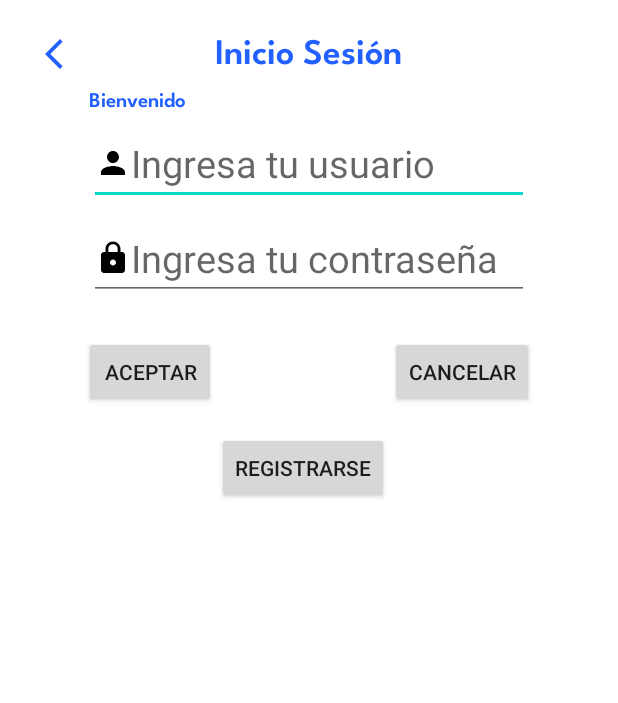
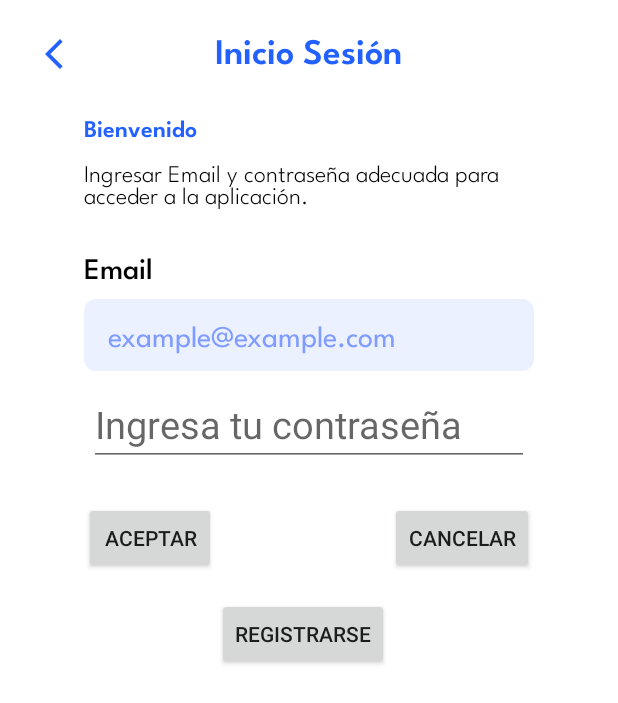
Before and after one commit to DavidBarragann/Pillware, an Android app built with Jetpack Compose: the screen it shows after launch (LoginActivity), on a phone screen of 412 x 824 dp. Shown: the top 703 px of the screen. Run offline under Robolectric (Android 15) with nearby library versions, the phone set to English and light mode, and no system bars; our stand-ins replace Firebase (no records; nobody signed in at launch, a user with empty details on screens opened directly).

Commit message:
cambios interfaz login

```diff
--- /dev/null
+++ b/app/src/main/res/drawable/containertext.xml
@@ -0,0 +1,10 @@
+<?xml version="1.0" encoding="utf-8"?>
+<selector xmlns:android="http://schemas.android.com/apk/res/android">
+    <item>
+        <shape android:shape="rectangle">
+            <solid android:color="@color/lightpurple"/> <!-- Color de fondo, puedes cambiarlo -->
+            <corners android:radius="8dp"/> <!-- Radio de los bordes redondeados -->
+            <padding android:left="16dp" android:right="16dp" android:top="8dp" android:bottom="8dp"/>
+        </shape>
+    </item>
+</selector>
--- a/app/src/main/res/layout/activity_login.xml
+++ b/app/src/main/res/layout/activity_login.xml
@@ -37,33 +37,62 @@
         android:id="@+id/bienvenido"
         android:layout_width="wrap_content"
         android:layout_height="wrap_content"
+        android:layout_marginTop="24dp"
+        android:textSize="16sp"
+        android:fontFamily="@font/leaguespartansemibold"
         android:text="Bienvenido"
-        android:fontFamily="@font/leaguespartansemibold"
         android:textColor="@color/azulSP"
-        app:layout_constraintBottom_toTopOf="@+id/usuario"
         app:layout_constraintStart_toStartOf="@+id/usuario"
         app:layout_constraintTop_toBottomOf="@+id/titulo" />
 
+    <TextView
+        android:id="@+id/textocontrasena"
+        android:layout_width="wrap_content"
+        android:layout_height="wrap_content"
+        android:maxWidth="300dp"
+        android:layout_marginTop="8dp"
+        android:fontFamily="@font/leaguespartanlight"
+        android:textSize="16sp"
+        android:textColor="@color/text"
+        android:maxLines="4"
+        android:text="Ingresar Email y contraseña adecuada para acceder a la aplicación."
+        app:layout_constraintStart_toStartOf="@+id/usuario"
+        app:layout_constraintEnd_toEndOf="@+id/usuario"
+        app:layout_constraintTop_toBottomOf="@+id/bienvenido" />
+
+    <TextView
+        android:id="@+id/emailtit"
+        android:layout_width="wrap_content"
+        android:layout_height="wrap_content"
+        android:layout_marginTop="24dp"
+        android:fontFamily="@font/leaguespartanmedium"
+        android:text="Email"
+        android:textColor="@color/text"
+        android:textSize="20sp"
+        app:layout_constraintStart_toStartOf="@+id/bienvenido"
+        app:layout_constraintTop_toBottomOf="@+id/textocontrasena" />
+
     <EditText
         android:id="@+id/usuario"
-        android:layout_width="wrap_content"
-        android:layout_height="wrap_content"
-        android:layout_marginTop="32dp"
-        android:textSize="25sp"
-        android:drawableStart="@drawable/baseline_person_24"
+        android:layout_width="300sp"
+        android:layout_height="48sp"
+        android:layout_marginTop="8dp"
+        android:background="@drawable/containertext"
         android:ems="10"
+        android:fontFamily="@font/leaguespartanregular"
+        android:hint="example@example.com"
         android:inputType="textEmailAddress"
+        android:textColorHint="@color/lightpurpletext"
+        android:textSize="20sp"
         app:layout_constraintEnd_toEndOf="parent"
         app:layout_constraintStart_toStartOf="parent"
-        app:layout_constraintTop_toBottomOf="@+id/titulo"
-        android:hint="Ingresa tu usuario" />
+        app:layout_constraintTop_toBottomOf="@+id/emailtit" />
 
     <EditText
         android:id="@+id/pass"
         android:layout_width="wrap_content"
         android:layout_height="wrap_content"
         android:layout_marginTop="8dp"
-        android:drawableStart="@drawable/baseline_lock_24"
         android:ems="10"
         android:hint="Ingresa tu contraseña"
         android:inputType="textPassword"
--- a/app/src/main/res/values/colors.xml
+++ b/app/src/main/res/values/colors.xml
@@ -5,7 +5,9 @@
     <color name="purple_700">#FF3700B3</color>
     <color name="teal_200">#FF03DAC5</color>
     <color name="teal_700">#FF018786</color>
-    <color name="black">#FF000000</color>
+    <color name="text">#FF000000</color>
     <color name="background">#FFFFFFFF</color>
     <color name="azulSP">#2260FF</color>
+    <color name="lightpurple">#ECF1FF</color>
+    <color name="lightpurpletext">#809CFF</color>
 </resources>
```
